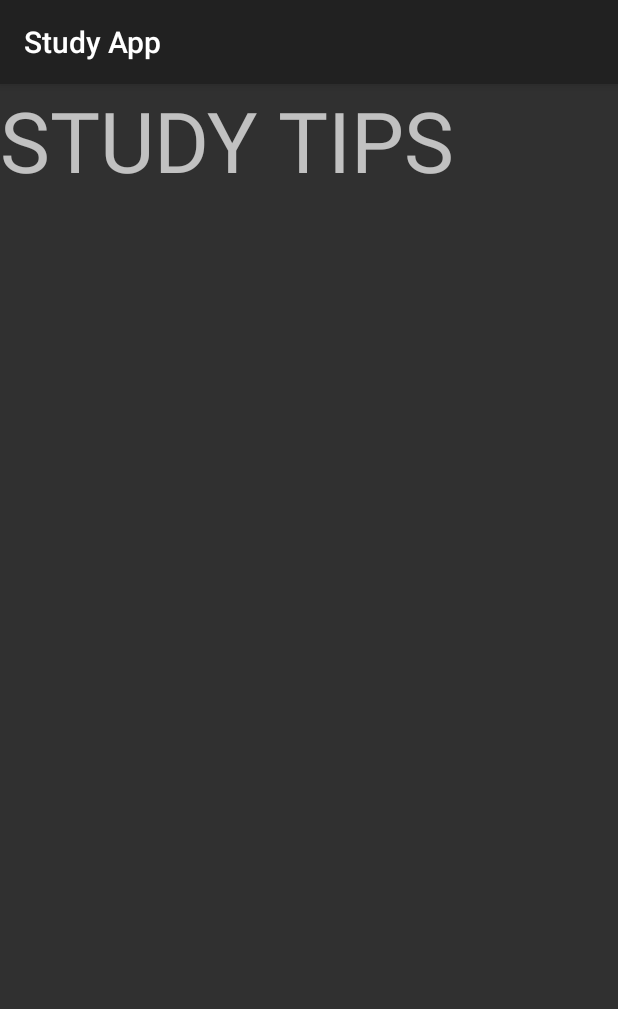
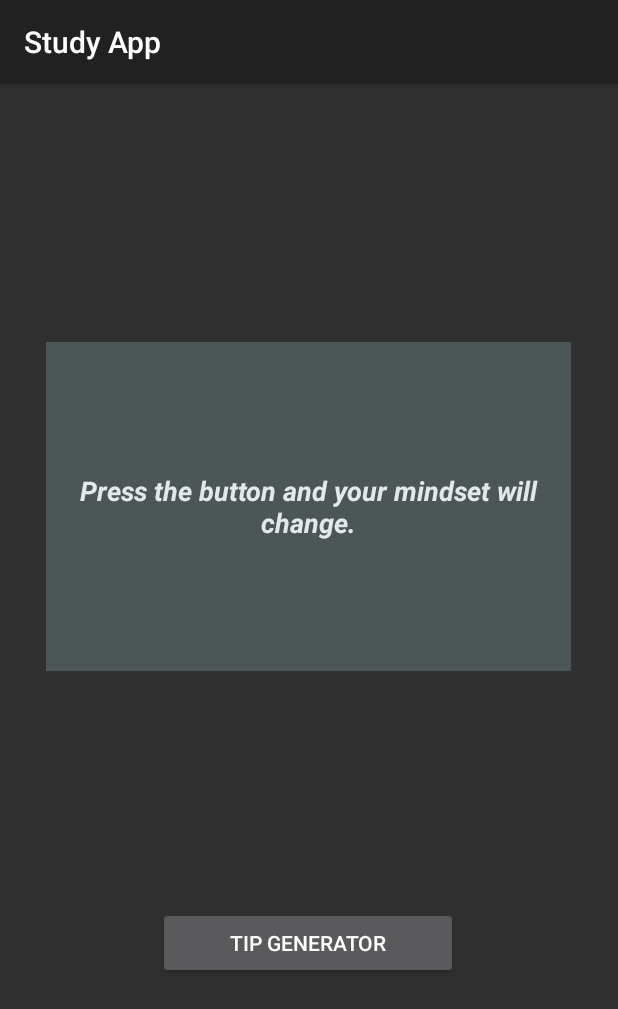
Before and after one commit to jsoutine/StudyApp, an Android app: the StudyTips screen opened directly, with no data from a screen before it, on a phone screen of 412 x 824 dp. Shown: the top 1009 px of the screen. Run offline under Robolectric (Android 15) with nearby library versions, the phone set to English and light mode, and no system bars.

Commit message:
Study tips.

```diff
--- a/app/src/main/res/layout/activity_study_tips.xml
+++ b/app/src/main/res/layout/activity_study_tips.xml
@@ -7,11 +7,34 @@
     tools:context=".Tools.StudyTips.StudyTips">
 
     <TextView
-        android:id="@+id/textView7"
-        android:layout_width="wrap_content"
+        android:id="@+id/txtViewStudyTips"
+        android:layout_width="350dp"
+        android:layout_height="219dp"
+        android:background="#4D5656"
+        android:gravity="center"
+        android:shadowColor="#FFFFFF"
+        android:text="Press the button and your mindset will change."
+        android:textAppearance="@style/TextAppearance.AppCompat.Display3"
+        android:textColor="#E5E8E8"
+        android:textSize="18sp"
+        android:textStyle="bold|italic"
+        android:visibility="visible"
+        app:layout_constraintBottom_toBottomOf="parent"
+        app:layout_constraintEnd_toEndOf="parent"
+        app:layout_constraintHorizontal_bias="0.491"
+        app:layout_constraintStart_toStartOf="parent"
+        app:layout_constraintTop_toTopOf="parent"
+        app:layout_constraintVertical_bias="0.314" />
+
+    <Button
+        android:id="@+id/btnTip"
+        android:layout_width="200dp"
         android:layout_height="wrap_content"
-        android:text="STUDY TIPS"
-        android:textAppearance="@style/TextAppearance.AppCompat.Display3"
-        tools:layout_editor_absoluteX="53dp"
-        tools:layout_editor_absoluteY="328dp" />
+        android:text="Tip Generator"
+        app:layout_constraintBottom_toBottomOf="parent"
+        app:layout_constraintEnd_toEndOf="parent"
+        app:layout_constraintHorizontal_bias="0.498"
+        app:layout_constraintStart_toStartOf="parent"
+        app:layout_constraintTop_toTopOf="parent"
+        app:layout_constraintVertical_bias="0.762" />
 </androidx.constraintlayout.widget.ConstraintLayout>
```
Also changed, not shown: app/src/main/java/com/example/android/studyapp/Tools/StudyTips/StudyTips.java (+38 -0 lines).
